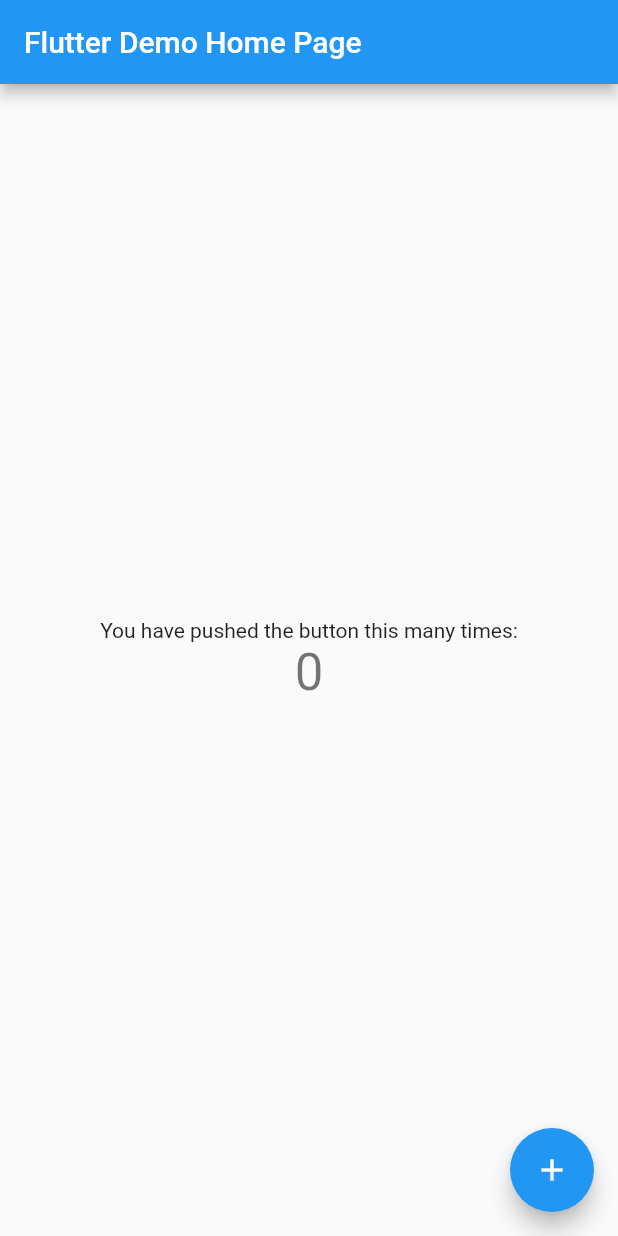
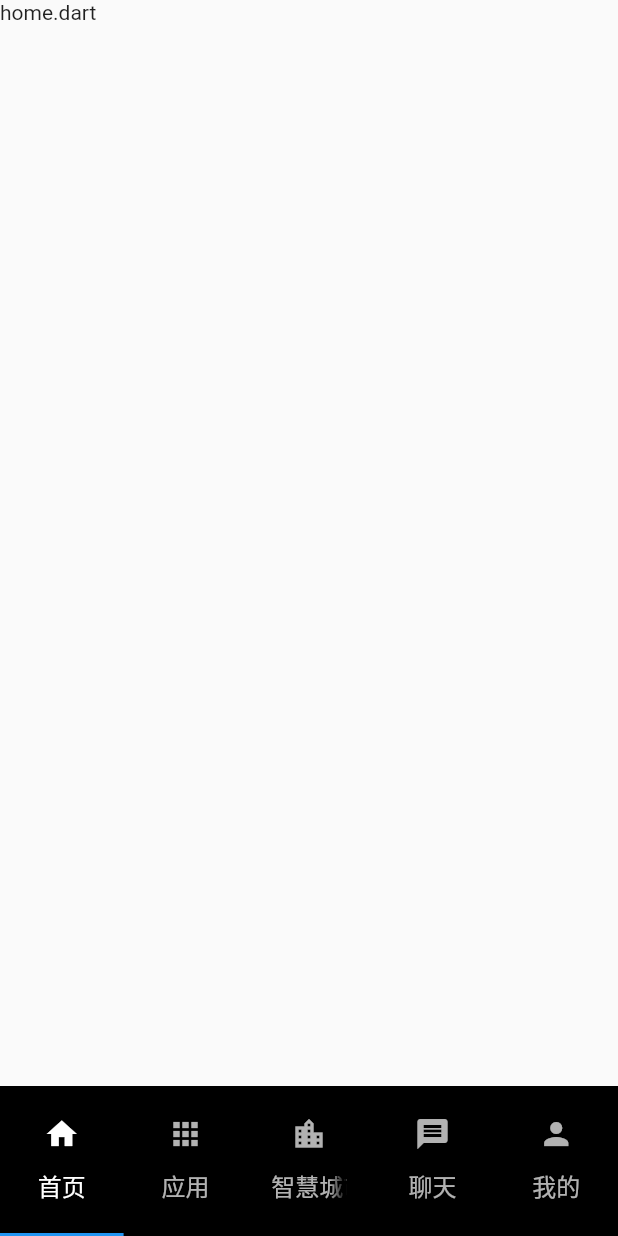
Before and after one commit to hopelesssoulx/smart_city_client, a Flutter app: the screen it shows after launch, on a phone screen of 412 x 824 dp. Run offline on Flutter 3.47's test engine with Material 2 defaults, Android fonts, the phone set to English and light mode, and no system bars.

Commit message:
bottom nav

```diff
--- a/lib/main.dart
+++ b/lib/main.dart
@@ -1,4 +1,12 @@
+import 'dart:ui';
+
 import 'package:flutter/material.dart';
+import 'package:smart_city_client/components/blank_page.dart';
+import 'package:smart_city_client/pages/Home.dart';
+import 'package:smart_city_client/pages/apps.dart';
+import 'package:smart_city_client/pages/chat.dart';
+import 'package:smart_city_client/pages/me.dart';
+import 'package:smart_city_client/pages/smart_City.dart';
 
 void main() {
   runApp(const MyApp());
@@ -7,109 +15,76 @@
 class MyApp extends StatelessWidget {
   const MyApp({super.key});
 
-  // This widget is the root of your application.
   @override
   Widget build(BuildContext context) {
     return MaterialApp(
       title: 'Flutter Demo',
       theme: ThemeData(
-        // This is the theme of your application.
-        //
-        // Try running your application with "flutter run". You'll see the
-        // application has a blue toolbar. Then, without quitting the app, try
-        // changing the primarySwatch below to Colors.green and then invoke
-        // "hot reload" (press "r" in the console where you ran "flutter run",
-        // or simply save your changes to "hot reload" in a Flutter IDE).
-        // Notice that the counter didn't reset back to zero; the application
-        // is not restarted.
         primarySwatch: Colors.blue,
       ),
-      home: const MyHomePage(title: 'Flutter Demo Home Page'),
+      home: const MyHomePage(),
     );
   }
 }
 
 class MyHomePage extends StatefulWidget {
-  const MyHomePage({super.key, required this.title});
-
-  // This widget is the home page of your application. It is stateful, meaning
-  // that it has a State object (defined below) that contains fields that affect
-  // how it looks.
-
-  // This class is the configuration for the state. It holds the values (in this
-  // case the title) provided by the parent (in this case the App widget) and
-  // used by the build method of the State. Fields in a Widget subclass are
-  // always marked "final".
-
-  final String title;
+  const MyHomePage({super.key});
 
   @override
   State<MyHomePage> createState() => _MyHomePageState();
 }
 
 class _MyHomePageState extends State<MyHomePage> {
-  int _counter = 0;
-
-  void _incrementCounter() {
-    setState(() {
-      // This call to setState tells the Flutter framework that something has
-      // changed in this State, which causes it to rerun the build method below
-      // so that the display can reflect the updated values. If we changed
-      // _counter without calling setState(), then the build method would not be
-      // called again, and so nothing would appear to happen.
-      _counter++;
-    });
-  }
-
   @override
   Widget build(BuildContext context) {
-    // This method is rerun every time setState is called, for instance as done
-    // by the _incrementCounter method above.
-    //
-    // The Flutter framework has been optimized to make rerunning build methods
-    // fast, so that you can just rebuild anything that needs updating rather
-    // than having to individually change instances of widgets.
-    return Scaffold(
-      appBar: AppBar(
-        // Here we take the value from the MyHomePage object that was created by
-        // the App.build method, and use it to set our appbar title.
-        title: Text(widget.title),
-      ),
-      body: Center(
-        // Center is a layout widget. It takes a single child and positions it
-        // in the middle of the parent.
-        child: Column(
-          // Column is also a layout widget. It takes a list of children and
-          // arranges them vertically. By default, it sizes itself to fit its
-          // children horizontally, and tries to be as tall as its parent.
-          //
-          // Invoke "debug painting" (press "p" in the console, choose the
-          // "Toggle Debug Paint" action from the Flutter Inspector in Android
-          // Studio, or the "Toggle Debug Paint" command in Visual Studio Code)
-          // to see the wireframe for each widget.
-          //
-          // Column has various properties to control how it sizes itself and
-          // how it positions its children. Here we use mainAxisAlignment to
-          // center the children vertically; the main axis here is the vertical
-          // axis because Columns are vertical (the cross axis would be
-          // horizontal).
-          mainAxisAlignment: MainAxisAlignment.center,
-          children: <Widget>[
-            const Text(
-              'You have pushed the button this many times:',
+    return DefaultTabController(
+      length: 5,
+      child: Scaffold(
+          bottomNavigationBar: Container(
+            decoration: const BoxDecoration(color: Colors.black),
+            height: 100,
+            child: const TabBar(
+              labelStyle: TextStyle(
+                height: 0,
+                fontSize: 16,
+              ),
+              tabs: <Widget>[
+                Tab(
+                  icon: Icon(Icons.home),
+                  text: ("首页"),
+                ),
+                Tab(
+                  icon: Icon(Icons.apps),
+                  text: ("应用"),
+                ),
+                Tab(
+                  icon: Icon(Icons.location_city),
+                  text: ("智慧城市"),
+                ),
+                Tab(
+                  icon: Icon(Icons.message),
+                  text: ("聊天"),
+                ),
+                Tab(
+                  icon: Icon(Icons.person),
+                  text: ("我的"),
+                ),
+              ],
             ),
-            Text(
-              '$_counter',
-              style: Theme.of(context).textTheme.headlineMedium,
+          ),
+          body: Container(
+            padding: EdgeInsets.only(
+                top: MediaQueryData.fromWindow(window).padding.top),
+            child: const TabBarView(
+              children: <Widget>[
+                Home(),
+                Apps(),
+                SmartCity(),
+                Chat(),
+                Me(),
+              ],
             ),
-          ],
-        ),
-      ),
-      floatingActionButton: FloatingActionButton(
-        onPressed: _incrementCounter,
-        tooltip: 'Increment',
-        child: const Icon(Icons.add),
-      ), // This trailing comma makes auto-formatting nicer for build methods.
+          )),
     );
   }
 }
--- /dev/null
+++ b/lib/pages/home.dart
@@ -0,0 +1,12 @@
+import 'package:flutter/material.dart';
+import 'package:flutter/src/widgets/framework.dart';
+import 'package:flutter/src/widgets/placeholder.dart';
+
+class Home extends StatelessWidget {
+  const Home({super.key});
+
+  @override
+  Widget build(BuildContext context) {
+    return Text('home.dart');
+  }
+}
```
Also changed, not shown: lib/components/blank_page.dart (added, +12 -0 lines), lib/pages/apps.dart (added, +12 -0 lines), lib/pages/chat.dart (added, +12 -0 lines), lib/pages/me.dart (added, +12 -0 lines), lib/pages/smart_city.dart (added, +12 -0 lines).
